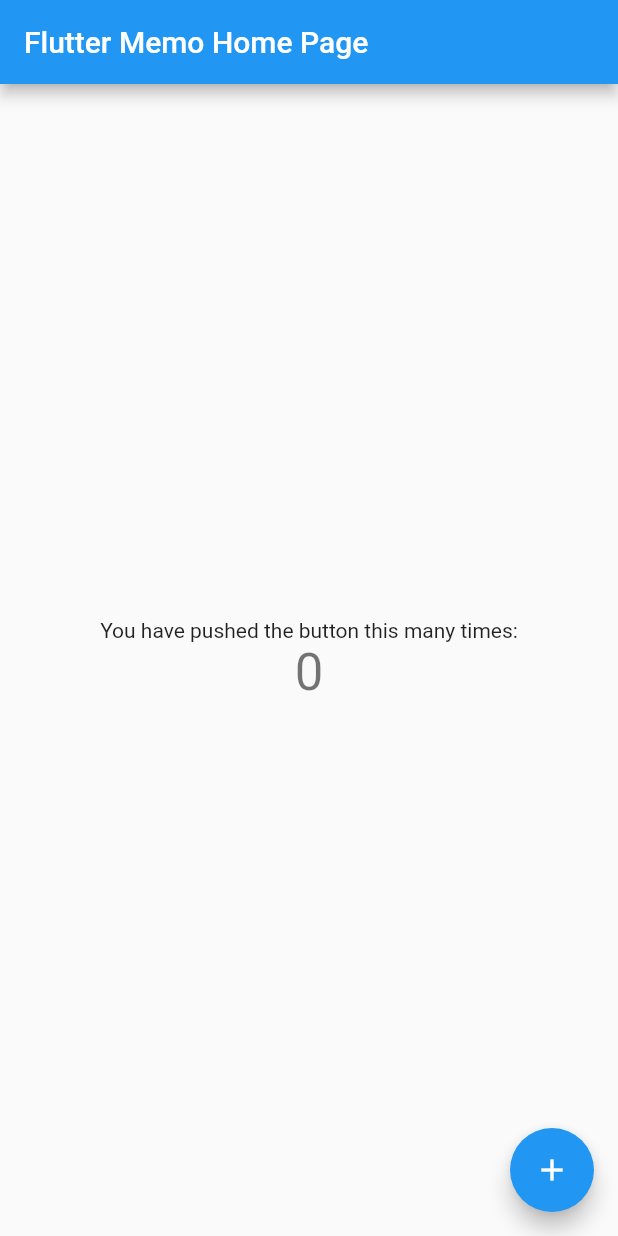
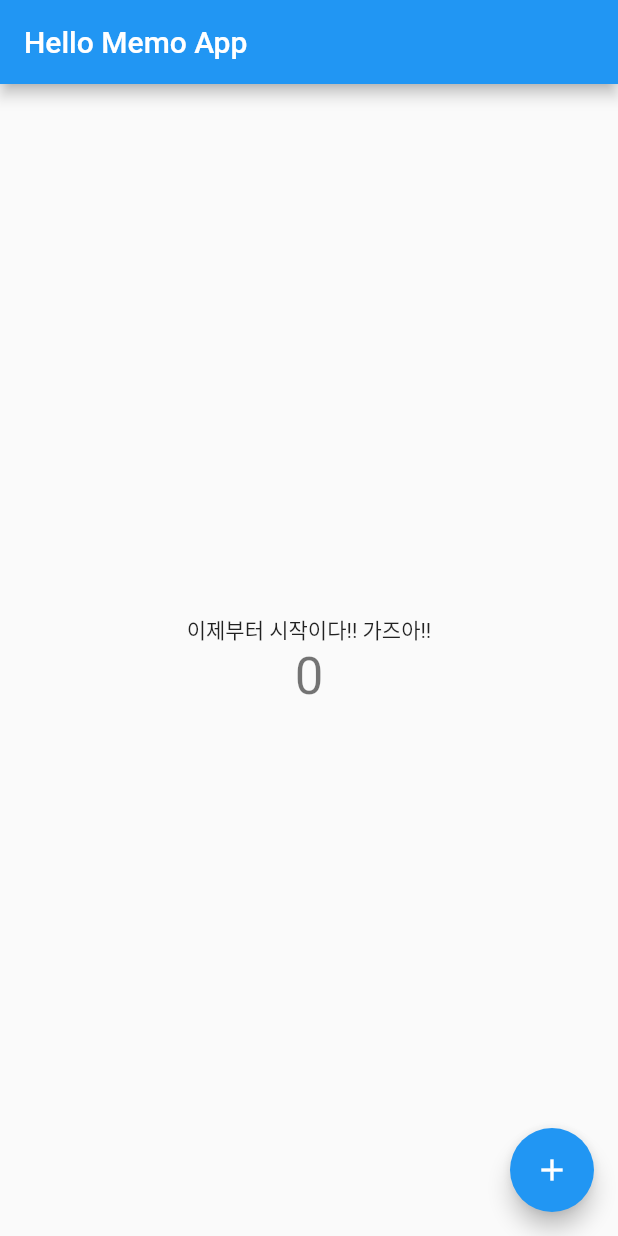
Before and after one commit to sieunju/flutter_memoApp, a Flutter app: the screen it shows after launch, on a phone screen of 412 x 824 dp. Run offline on Flutter 3.47's test engine with Material 2 defaults, Android fonts, the phone set to English and light mode, and no system bars.

```diff
--- a/lib/main.dart
+++ b/lib/main.dart
@@ -7,7 +7,7 @@ class MyApp extends StatelessWidget {
   @override
   Widget build(BuildContext context) {
     return MaterialApp(
-      title: 'Flutter Demo',
+      title: 'Memo',
       theme: ThemeData(
         // This is the theme of your application.
         //
@@ -20,7 +20,7 @@ class MyApp extends StatelessWidget {
         // is not restarted.
         primarySwatch: Colors.blue,
       ),
-      home: MyHomePage(title: 'Flutter Memo Home Page'),
+      home: MyHomePage(title: 'Hello Memo App'),
     );
   }
 }
@@ -92,7 +92,7 @@ class _MyHomePageState extends State<MyHomePage> {
           mainAxisAlignment: MainAxisAlignment.center,
           children: <Widget>[
             Text(
-              'You have pushed the button this many times:',
+              '이제부터 시작이다!! 가즈아!!',
             ),
             Text(
               '$_counter',
```
Also changed, not shown: 4 other files.
